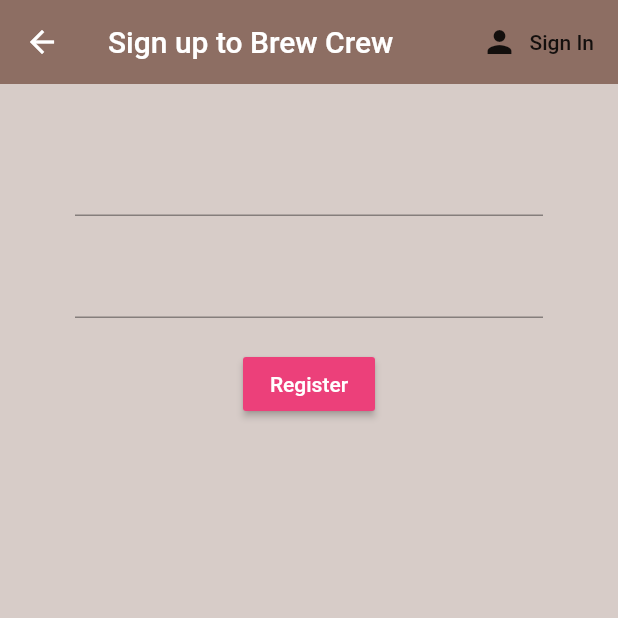
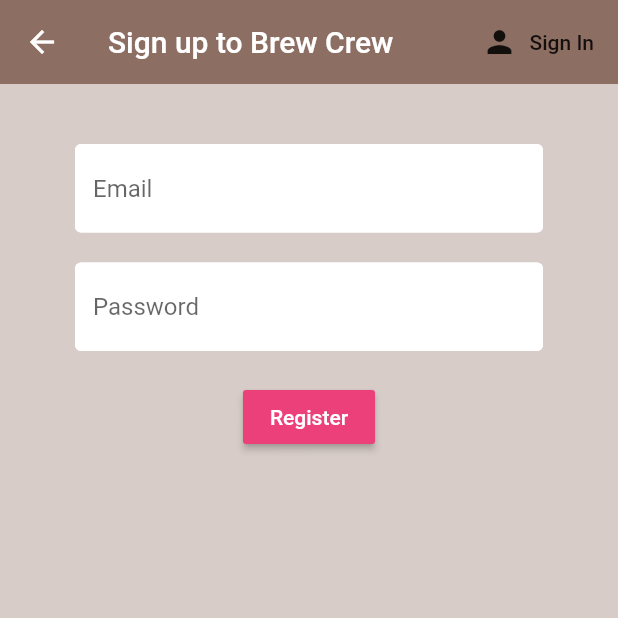
Before and after one commit to 15154/AM4L, a Flutter app: the Register screen opened directly, on a phone screen of 412 x 824 dp, the top half of it. Run offline on Flutter 3.47's test engine with Material 2 defaults, Android fonts, the phone set to English and light mode, and no system bars; our stand-ins replace firebase_auth; accounts and stored records are empty.

Commit message:
Text Input Decoration

```diff
--- a/am4l_15123_15154/lib/screens/authenticate/register.dart
+++ b/am4l_15123_15154/lib/screens/authenticate/register.dart
@@ -1,5 +1,6 @@
 import 'package:flutter/material.dart';
 import 'package:am4l_15123_15154/services/auth.dart';
+import 'package:am4l_15123_15154/shared/constants.dart';
 
 class Register extends StatefulWidget {
 
@@ -45,6 +46,7 @@ class _RegisterState extends State<Register> {
             children: <Widget>[
               SizedBox(height: 20.0),
               TextFormField(
+                decoration: textInputDecoration.copyWith(hintText: 'Email'),
                 validator: (val) => val.isEmpty ? 'Enter an email' : null,
                 onChanged: (val) {
                   setState(() => email = val);
@@ -52,11 +54,12 @@ class _RegisterState extends State<Register> {
               ),
               SizedBox(height: 20.0),
               TextFormField(
-                  obscureText: true,
-                  validator: (val) => val.length < 6 ? 'Enter a password 6+ chars long' : null,
-                  onChanged: (val) {
-                    setState(() => password = val);
-                  }
+                decoration: textInputDecoration.copyWith(hintText: 'Password'),
+                obscureText: true,
+                validator: (val) => val.length < 6 ? 'Enter a password 6+ chars long' : null,
+                onChanged: (val) {
+                  setState(() => password = val);
+                }
               ),
               SizedBox(height: 20.0),
               RaisedButton(
--- a/am4l_15123_15154/lib/screens/authenticate/sign_in.dart
+++ b/am4l_15123_15154/lib/screens/authenticate/sign_in.dart
@@ -1,5 +1,6 @@
 import 'package:am4l_15123_15154/services/auth.dart';
 import 'package:flutter/material.dart';
+import 'package:am4l_15123_15154/shared/constants.dart';
 
 class SignIn extends StatefulWidget {
 
@@ -46,6 +47,7 @@ class _SignInState extends State<SignIn> {
             children: <Widget>[
               SizedBox(height: 20.0),
               TextFormField(
+                decoration: textInputDecoration.copyWith(hintText: 'Email'),
                 validator: (val) => val.isEmpty ? 'Enter an email' : null,
                 onChanged: (val) {
                   setState(() => email = val);
@@ -53,6 +55,7 @@ class _SignInState extends State<SignIn> {
               ),
               SizedBox(height: 20.0),
               TextFormField(
+                decoration: textInputDecoration.copyWith(hintText: 'Password'),
                 obscureText: true,
                 validator: (val) => val.length < 6 ? 'Enter a password 6+ chars long' : null,
                 onChanged: (val) {
--- /dev/null
+++ b/am4l_15123_15154/lib/shared/constants.dart
@@ -0,0 +1,12 @@
+import 'package:flutter/material.dart';
+
+const textInputDecoration = InputDecoration(
+  fillColor: Colors.white,
+  filled: true,
+  enabledBorder: OutlineInputBorder(
+    borderSide: BorderSide(color: Colors.white, width: 2.0)
+  ),
+  focusedBorder: OutlineInputBorder(
+    borderSide: BorderSide(color: Colors.pink, width: 2.0)
+  ),
+);
```
